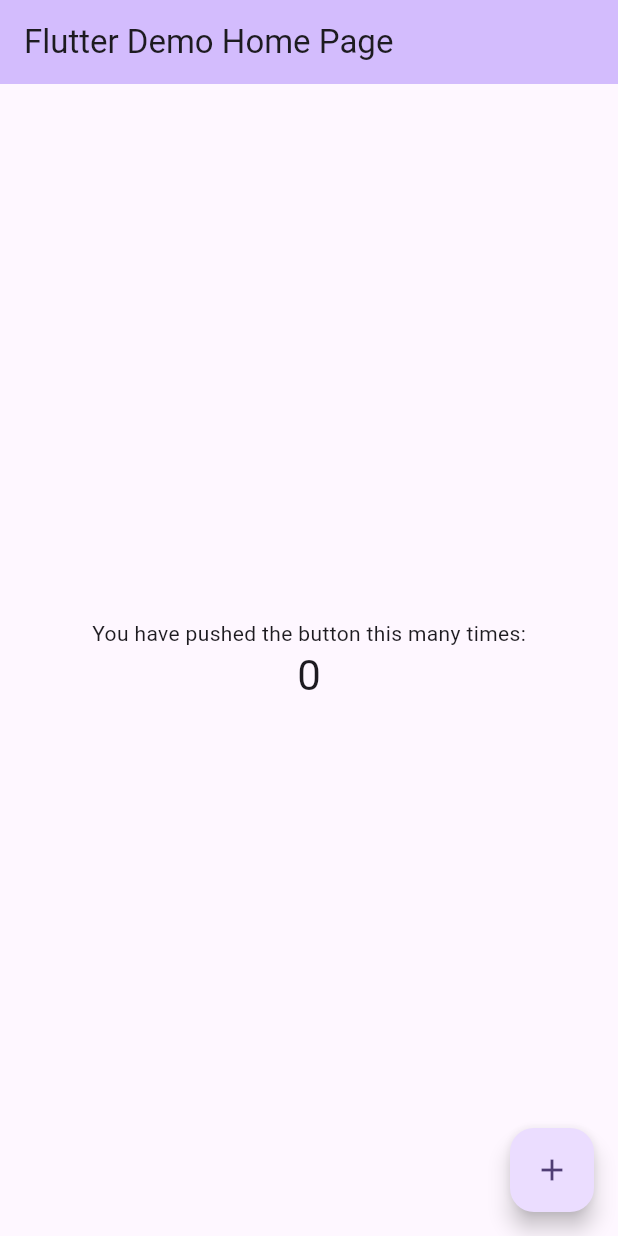
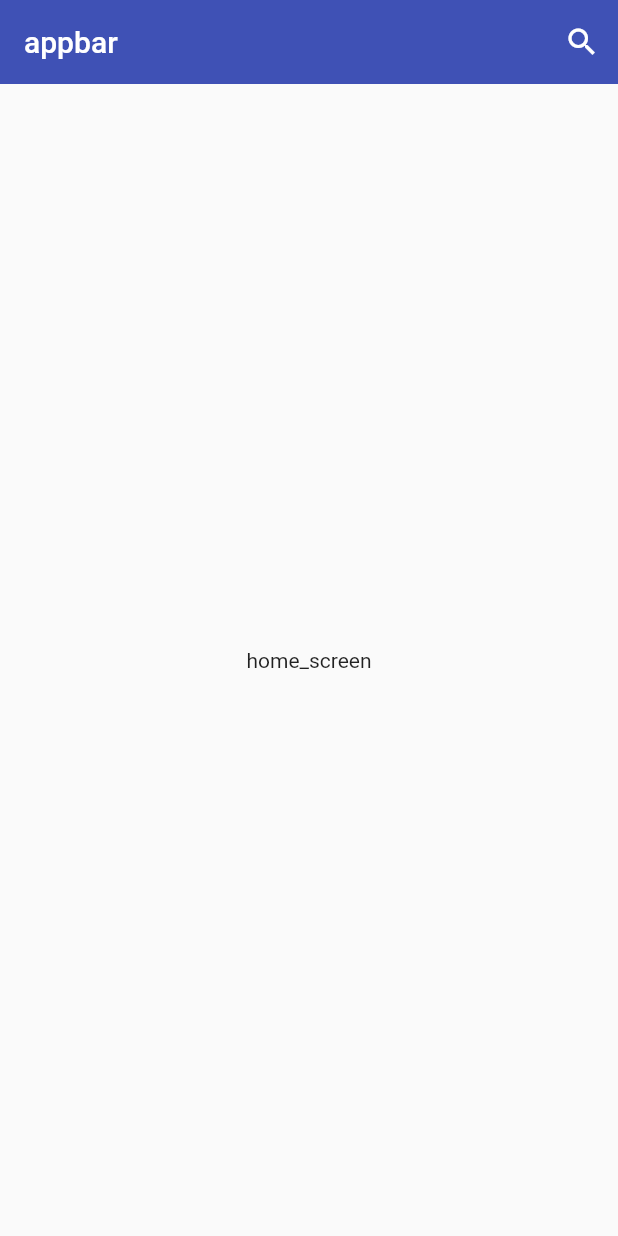
Before and after one commit to JuanRodriguezL/movies_app, a Flutter app: the screen it shows after launch, on a phone screen of 412 x 824 dp. Run offline on Flutter 3.47's test engine with Material 2 defaults, Android fonts, the phone set to English and light mode, and no system bars.

Commit message:
clases iniciales

```diff
--- a/lib/main.dart
+++ b/lib/main.dart
@@ -1,125 +1,36 @@
+
+
+
+import 'package:app_movie/screens/screen.dart';
 import 'package:flutter/material.dart';
 
 void main() {
-  runApp(const MyApp());
+  runApp( const MyApp());
 }
 
 class MyApp extends StatelessWidget {
   const MyApp({super.key});
 
-  // This widget is the root of your application.
-  @override
-  Widget build(BuildContext context) {
-    return MaterialApp(
-      title: 'Flutter Demo',
-      theme: ThemeData(
-        // This is the theme of your application.
-        //
-        // TRY THIS: Try running your application with "flutter run". You'll see
-        // the application has a blue toolbar. Then, without quitting the app,
-        // try changing the seedColor in the colorScheme below to Colors.green
-        // and then invoke "hot reload" (save your changes or press the "hot
-        // reload" button in a Flutter-supported IDE, or press "r" if you used
-        // the command line to start the app).
-        //
-        // Notice that the counter didn't reset back to zero; the application
-        // state is not lost during the reload. To reset the state, use hot
-        // restart instead.
-        //
-        // This works for code too, not just values: Most code changes can be
-        // tested with just a hot reload.
-        colorScheme: ColorScheme.fromSeed(seedColor: Colors.deepPurple),
-        useMaterial3: true,
-      ),
-      home: const MyHomePage(title: 'Flutter Demo Home Page'),
-    );
-  }
-}
 
-class MyHomePage extends StatefulWidget {
-  const MyHomePage({super.key, required this.title});
-
-  // This widget is the home page of your application. It is stateful, meaning
-  // that it has a State object (defined below) that contains fields that affect
-  // how it looks.
-
-  // This class is the configuration for the state. It holds the values (in this
-  // case the title) provided by the parent (in this case the App widget) and
-  // used by the build method of the State. Fields in a Widget subclass are
-  // always marked "final".
-
-  final String title;
-
-  @override
-  State<MyHomePage> createState() => _MyHomePageState();
-}
-
-class _MyHomePageState extends State<MyHomePage> {
-  int _counter = 0;
-
-  void _incrementCounter() {
-    setState(() {
-      // This call to setState tells the Flutter framework that something has
-      // changed in this State, which causes it to rerun the build method below
-      // so that the display can reflect the updated values. If we changed
-      // _counter without calling setState(), then the build method would not be
-      // called again, and so nothing would appear to happen.
-      _counter++;
-    });
-  }
 
   @override
   Widget build(BuildContext context) {
-    // This method is rerun every time setState is called, for instance as done
-    // by the _incrementCounter method above.
-    //
-    // The Flutter framework has been optimized to make rerunning build methods
-    // fast, so that you can just rebuild anything that needs updating rather
-    // than having to individually change instances of widgets.
-    return Scaffold(
-      appBar: AppBar(
-        // TRY THIS: Try changing the color here to a specific color (to
-        // Colors.amber, perhaps?) and trigger a hot reload to see the AppBar
-        // change color while the other colors stay the same.
-        backgroundColor: Theme.of(context).colorScheme.inversePrimary,
-        // Here we take the value from the MyHomePage object that was created by
-        // the App.build method, and use it to set our appbar title.
-        title: Text(widget.title),
+    return  MaterialApp(
+      debugShowCheckedModeBanner: false,
+      title: 'Peliculas',
+      initialRoute: "home",
+      routes: {
+        'home':(context) =>  const HomeScreen(),
+        'details':(context) => const DetailsScreen()
+      },
+      theme: ThemeData.light().copyWith(
+        appBarTheme: const AppBarTheme(
+          color: Colors.indigo
+        )
       ),
-      body: Center(
-        // Center is a layout widget. It takes a single child and positions it
-        // in the middle of the parent.
-        child: Column(
-          // Column is also a layout widget. It takes a list of children and
-          // arranges them vertically. By default, it sizes itself to fit its
-          // children horizontally, and tries to be as tall as its parent.
-          //
-          // Column has various properties to control how it sizes itself and
-          // how it positions its children. Here we use mainAxisAlignment to
-          // center the children vertically; the main axis here is the vertical
-          // axis because Columns are vertical (the cross axis would be
-          // horizontal).
-          //
-          // TRY THIS: Invoke "debug painting" (choose the "Toggle Debug Paint"
-          // action in the IDE, or press "p" in the console), to see the
-          // wireframe for each widget.
-          mainAxisAlignment: MainAxisAlignment.center,
-          children: <Widget>[
-            const Text(
-              'You have pushed the button this many times:',
-            ),
-            Text(
-              '$_counter',
-              style: Theme.of(context).textTheme.headlineMedium,
-            ),
-          ],
-        ),
-      ),
-      floatingActionButton: FloatingActionButton(
-        onPressed: _incrementCounter,
-        tooltip: 'Increment',
-        child: const Icon(Icons.add),
-      ), // This trailing comma makes auto-formatting nicer for build methods.
+
     );
+
+
   }
 }
--- /dev/null
+++ b/lib/screens/details_screen.dart
@@ -0,0 +1,19 @@
+import 'package:flutter/material.dart';
+
+
+class DetailsScreen extends StatelessWidget {
+  const DetailsScreen({super.key});
+
+  @override
+  Widget build(BuildContext context) {
+    return  const Scaffold(
+      body:  Center(
+        child:Text("details_screen")
+      ),
+
+
+
+
+    );
+  }
+}
--- /dev/null
+++ b/lib/screens/home_screens.dart
@@ -0,0 +1,29 @@
+import 'package:flutter/material.dart';
+
+class HomeScreen extends StatelessWidget {
+  const HomeScreen({super.key});
+
+  @override
+  Widget build(BuildContext context) {
+    return     Scaffold(
+      appBar: AppBar(
+        title: const Text("appbar"),
+        elevation: 0,
+        actions:  [
+          IconButton(
+          icon: const Icon (Icons.search),
+           onPressed: () {  },
+           )
+        ],
+
+      ),
+      body: const Center(
+        child:Text("home_screen")
+      ),
+
+
+
+
+    );
+  }
+}
--- /dev/null
+++ b/lib/screens/screen.dart
@@ -0,0 +1,2 @@
+export  'package:app_movie/screens/details_screen.dart';
+export 'package:app_movie/screens/home_screens.dart';
```
